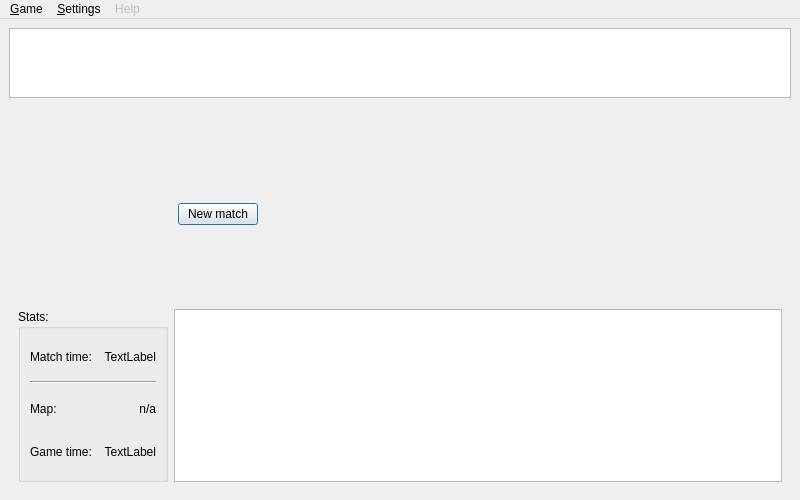
pnordhus/openorbiter, file ui/form_main.ui: the form before one commit.
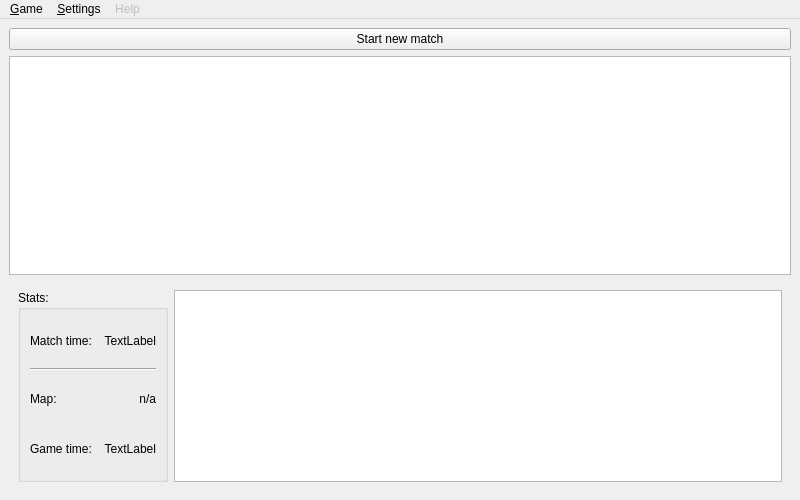
The form after the commit. Custom widgets are drawn as their Qt base class.

Commit message: - Old renderer removed, QGraphicsView working

What changed in the file:
```diff
--- a/ui/form_main.ui
+++ b/ui/form_main.ui
@@ -27,7 +27,14 @@
      <number>6</number>
     </property>
     <item>
-     <widget class="QGraphicsView" name="graphicsMap" >
+     <widget class="QPushButton" name="buttonResume" >
+      <property name="text" >
+       <string>Start new match</string>
+      </property>
+     </widget>
+    </item>
+    <item>
+     <widget class="GraphicsView" name="graphicsMap" >
       <property name="verticalScrollBarPolicy" >
        <enum>Qt::ScrollBarAlwaysOff</enum>
       </property>
@@ -42,110 +49,6 @@
       </property>
      </widget>
     </item>
-    <item>
-     <widget class="FrameMapBack" name="frameMapBack" >
-      <property name="sizePolicy" >
-       <sizepolicy>
-        <hsizetype>3</hsizetype>
-        <vsizetype>3</vsizetype>
-        <horstretch>0</horstretch>
-        <verstretch>0</verstretch>
-       </sizepolicy>
-      </property>
-      <property name="minimumSize" >
-       <size>
-        <width>200</width>
-        <height>200</height>
-       </size>
-      </property>
-      <widget class="FrameMap" name="frameMap" >
-       <property name="geometry" >
-        <rect>
-         <x>110</x>
-         <y>40</y>
-         <width>198</width>
-         <height>139</height>
-        </rect>
-       </property>
-       <layout class="QGridLayout" >
-        <property name="margin" >
-         <number>9</number>
-        </property>
-        <property name="spacing" >
-         <number>6</number>
-        </property>
-        <item row="1" column="2" >
-         <spacer>
-          <property name="orientation" >
-           <enum>Qt::Horizontal</enum>
-          </property>
-          <property name="sizeHint" >
-           <size>
-            <width>40</width>
-            <height>20</height>
-           </size>
-          </property>
-         </spacer>
-        </item>
-        <item row="1" column="1" >
-         <widget class="QPushButton" name="buttonResume" >
-          <property name="text" >
-           <string>New match</string>
-          </property>
-          <property name="checkable" >
-           <bool>false</bool>
-          </property>
-          <property name="autoDefault" >
-           <bool>true</bool>
-          </property>
-          <property name="default" >
-           <bool>true</bool>
-          </property>
-         </widget>
-        </item>
-        <item row="2" column="1" >
-         <spacer>
-          <property name="orientation" >
-           <enum>Qt::Vertical</enum>
-          </property>
-          <property name="sizeHint" >
-           <size>
-            <width>20</width>
-            <height>40</height>
-           </size>
-          </property>
-         </spacer>
-        </item>
-        <item row="1" column="0" >
-         <spacer>
-          <property name="orientation" >
-           <enum>Qt::Horizontal</enum>
-          </property>
-          <property name="sizeHint" >
-           <size>
-            <width>40</width>
-            <height>20</height>
-           </size>
-          </property>
-         </spacer>
-        </item>
-        <item row="0" column="1" >
-         <spacer>
-          <property name="orientation" >
-           <enum>Qt::Vertical</enum>
-          </property>
-          <property name="sizeHint" >
-           <size>
-            <width>20</width>
-            <height>40</height>
-           </size>
-          </property>
-         </spacer>
-        </item>
-       </layout>
-      </widget>
-     </widget>
-    </item>
     <item>
      <widget class="QFrame" name="frameStats" >
       <property name="sizePolicy" >
@@ -446,14 +349,9 @@
  </widget>
  <customwidgets>
   <customwidget>
-   <class>FrameMap</class>
-   <extends>QFrame</extends>
-   <header>../src/frame_map.h</header>
-  </customwidget>
-  <customwidget>
-   <class>FrameMapBack</class>
-   <extends>QFrame</extends>
-   <header>../src/frame_mapback.h</header>
+   <class>GraphicsView</class>
+   <extends>QGraphicsView</extends>
+   <header>../src/graphicsview.h</header>
   </customwidget>
  </customwidgets>
  <resources/>
```
Left out of the diff: 2 changed lines with no effect on the pictures. The commit also changes 16 other files.
